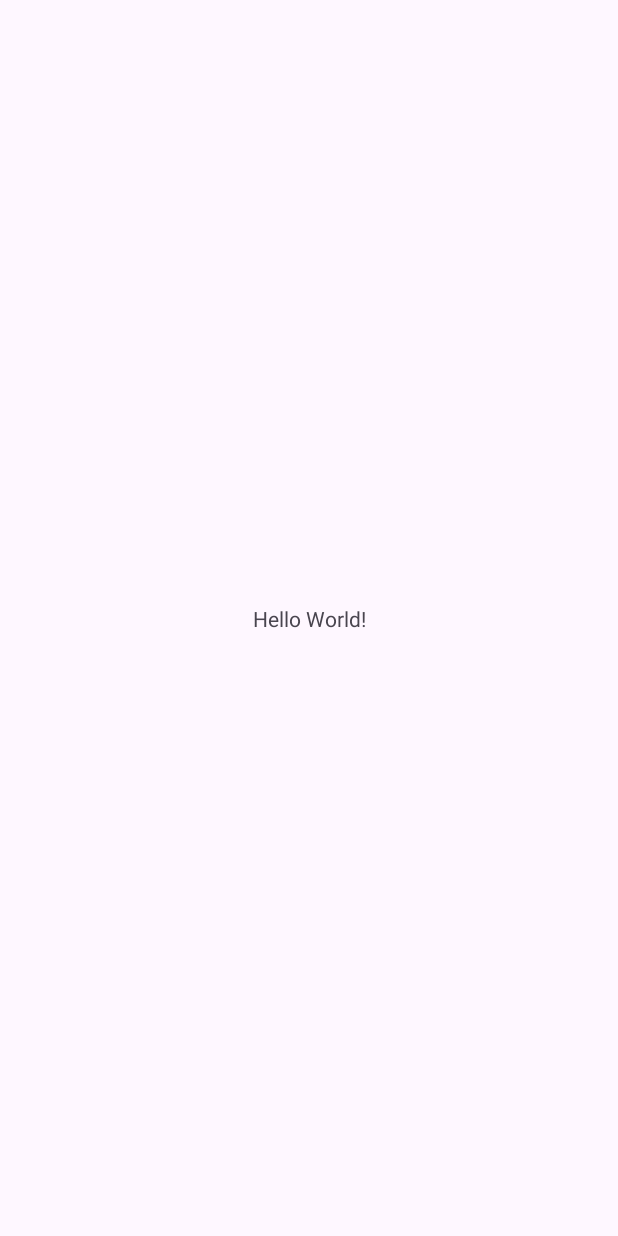
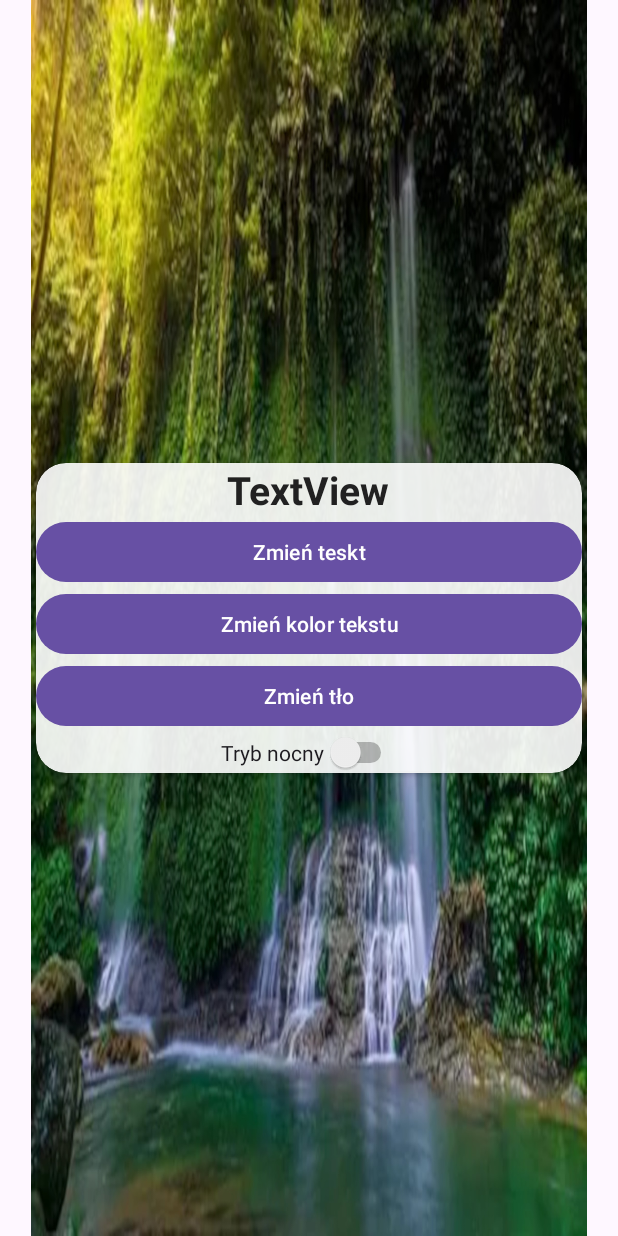
Before and after one commit to BartkW122/ZmieniaczTla, an Android app: the screen it shows after launch (MainActivity), on a phone screen of 412 x 824 dp. Before the commit the screen is almost empty. Run offline under Robolectric (Android 15) with nearby library versions, the phone set to English and light mode, and no system bars.

Commit message:
dodanie xml

```diff
--- a/app/build.gradle.kts
+++ b/app/build.gradle.kts
@@ -34,6 +34,7 @@ android {
 dependencies {
     implementation(libs.activity.ktx)
     implementation(libs.appcompat)
+    implementation(libs.cardview)
     implementation(libs.constraintlayout)
     implementation(libs.material)
     testImplementation(libs.junit)
--- a/app/src/main/res/layout/activity_main.xml
+++ b/app/src/main/res/layout/activity_main.xml
@@ -5,15 +5,72 @@
     android:id="@+id/main"
     android:layout_width="match_parent"
     android:layout_height="match_parent"
-    tools:context=".MainActivity">
+    tools:context=".MainActivity"
+    tools:visibility="visible">
 
-    <TextView
-        android:layout_width="wrap_content"
+
+    <androidx.cardview.widget.CardView
+        android:layout_width="match_parent"
         android:layout_height="wrap_content"
-        android:text="Hello World!"
+        android:layout_gravity="center"
+        android:layout_margin="24dp"
+        app:cardCornerRadius="20dp"
+        android:backgroundTint="@color/card_bg"
         app:layout_constraintBottom_toBottomOf="parent"
         app:layout_constraintEnd_toEndOf="parent"
         app:layout_constraintStart_toStartOf="parent"
-        app:layout_constraintTop_toTopOf="parent" />
+        app:layout_constraintTop_toTopOf="parent" >
+
+        <LinearLayout
+            android:layout_width="match_parent"
+            android:layout_height="match_parent"
+            android:gravity="center"
+            android:orientation="vertical">
+        <TextView
+            android:id="@+id/tvText"
+            android:layout_width="wrap_content"
+            android:layout_height="wrap_content"
+            android:layout_gravity="center"
+            android:textSize="26sp"
+            android:textColor="@color/text_color"
+            android:textStyle="bold"
+            android:text="TextView" />
+
+
+            <Button
+                android:id="@+id/btnChangeText"
+                android:layout_width="match_parent"
+                android:layout_height="wrap_content"
+                android:text="Zmień teskt"
+                android:layout_weight="1"/>
+
+            <Button
+                android:id="@+id/btnChangeColor"
+                android:layout_width="match_parent"
+                android:layout_height="wrap_content"
+                android:text="Zmień kolor tekstu"
+                android:layout_weight="1"/>
+
+            <Button
+                android:id="@+id/btnChangeBg"
+                android:layout_width="match_parent"
+                android:layout_height="wrap_content"
+                android:text="Zmień tło"
+                android:layout_weight="1"/>
+
+            <Switch
+                android:id="@+id/switchNight"
+                android:layout_width="wrap_content"
+                android:layout_height="wrap_content"
+                android:layout_gravity="center"
+                android:text="Tryb nocny" />
+        </LinearLayout>
+    </androidx.cardview.widget.CardView>
+
+    <ImageView
+        android:id="@+id/bgImage"
+        android:layout_width="match_parent"
+        android:layout_height="match_parent"
+        android:src="@drawable/tlo1" />
 
 </androidx.constraintlayout.widget.ConstraintLayout>
--- a/gradle/libs.versions.toml
+++ b/gradle/libs.versions.toml
@@ -7,6 +7,7 @@ appcompat = "1.8.0"
 material = "1.14.0"
 activityKtx = "1.13.0"
 constraintlayout = "2.2.2"
+cardview = "1.0.0"
 
 [libraries]
 junit = { group = "junit", name = "junit", version.ref = "junit" }
@@ -16,6 +17,7 @@ appcompat = { group = "androidx.appcompat", name = "appcompat", version.ref = "a
 material = { group = "com.google.android.material", name = "material", version.ref = "material" }
 activity-ktx = { group = "androidx.activity", name = "activity-ktx", version.ref = "activityKtx" }
 constraintlayout = { group = "androidx.constraintlayout", name = "constraintlayout", version.ref = "constraintlayout" }
+cardview = { group = "androidx.cardview", name = "cardview", version.ref = "cardview" }
 
 [plugins]
 android-application = { id = "com.android.application", version.ref = "agp" }
```
